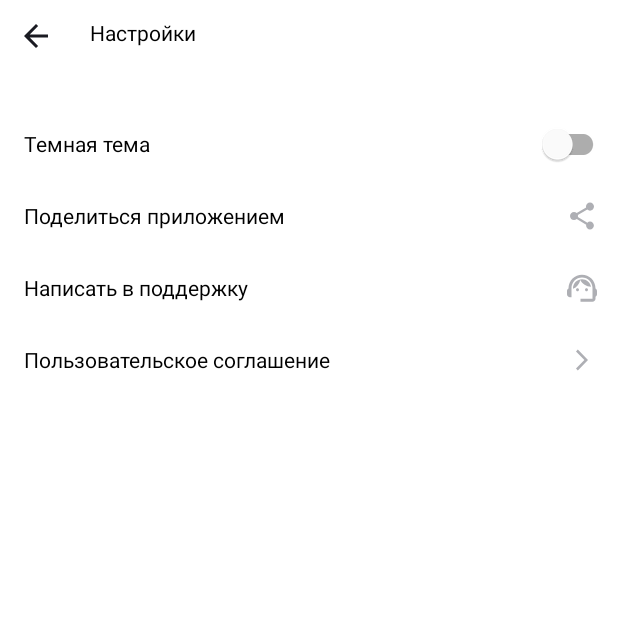
After one commit to Roman-V-N/PlaylistMaker, an Android app: the SettingsActivity screen opened directly, with no data from a screen before it, on a phone screen of 412 x 824 dp, the top half of it. The commit adds this screen. Run offline under Robolectric (Android 15) with nearby library versions, the phone set to English and light mode, and no system bars.

Commit message:
3 commit Спринт 8 : Тема 5 : Урок 6

```diff
--- /dev/null
+++ b/app/src/main/java/com/example/playlistmaker/LibraryActivity.kt
@@ -0,0 +1,6 @@
+package com.example.playlistmaker
+
+import androidx.appcompat.app.AppCompatActivity
+
+class LibraryActivity : AppCompatActivity() {
+}
--- /dev/null
+++ b/app/src/main/java/com/example/playlistmaker/SearchActivity.kt
@@ -0,0 +1,6 @@
+package com.example.playlistmaker
+
+import androidx.appcompat.app.AppCompatActivity
+
+class SearchActivity : AppCompatActivity() {
+}
--- /dev/null
+++ b/app/src/main/java/com/example/playlistmaker/SettingsActivity.kt
@@ -0,0 +1,24 @@
+package com.example.playlistmaker
+
+import android.content.Intent
+import android.os.Bundle
+import android.widget.Button
+import android.widget.ImageView
+import android.widget.Toast
+import androidx.activity.enableEdgeToEdge
+import androidx.appcompat.app.AppCompatActivity
+
+class SettingsActivity : AppCompatActivity() {
+    override fun onCreate(savedInstanceState: Bundle?) {
+        super.onCreate(savedInstanceState)
+        enableEdgeToEdge()
+        setContentView(R.layout.activity_settings)
+
+
+        val backButton = findViewById<ImageView>(R.id.back_main)
+        backButton.setOnClickListener {
+            super.finish()
+        }
+
+    }
+}
--- /dev/null
+++ b/app/src/main/res/layout/activity_library.xml
@@ -0,0 +1,6 @@
+<?xml version="1.0" encoding="utf-8"?>
+<androidx.constraintlayout.widget.ConstraintLayout xmlns:android="http://schemas.android.com/apk/res/android"
+    android:layout_width="match_parent"
+    android:layout_height="match_parent">
+
+</androidx.constraintlayout.widget.ConstraintLayout>
--- a/app/src/main/res/layout/activity_main.xml
+++ b/app/src/main/res/layout/activity_main.xml
@@ -29,6 +29,7 @@
         android:id="@+id/search"
         android:layout_width="match_parent"
         android:layout_height="220dp"
+        android:layout_marginTop="30dp"
         android:layout_marginStart="16dp"
         android:layout_marginEnd="16dp"
         android:backgroundTint="@color/white"
--- /dev/null
+++ b/app/src/main/res/layout/activity_search.xml
@@ -0,0 +1,6 @@
+<?xml version="1.0" encoding="utf-8"?>
+<androidx.constraintlayout.widget.ConstraintLayout xmlns:android="http://schemas.android.com/apk/res/android"
+    android:layout_width="match_parent"
+    android:layout_height="match_parent">
+
+</androidx.constraintlayout.widget.ConstraintLayout>
--- a/app/src/main/res/layout/activity_settings.xml
+++ b/app/src/main/res/layout/activity_settings.xml
@@ -6,7 +6,8 @@
     android:layout_width="match_parent"
     android:layout_height="match_parent"
     android:id="@+id/Settings"
-    android:background="@color/white">
+    android:background="@color/white"
+    tools:context=".SettingsActivity">
 
     <LinearLayout
 
@@ -60,7 +61,6 @@
                 android:layout_width="wrap_content"
                 android:layout_height="wrap_content"
                 android:layout_gravity="end|center"
-
                 android:layout_marginEnd="6dp"
                 />
 
```
Also changed, not shown: app/src/main/AndroidManifest.xml (+10 -0 lines), app/src/main/java/com/example/playlistmaker/MainActivity.kt (+11 -13 lines).
